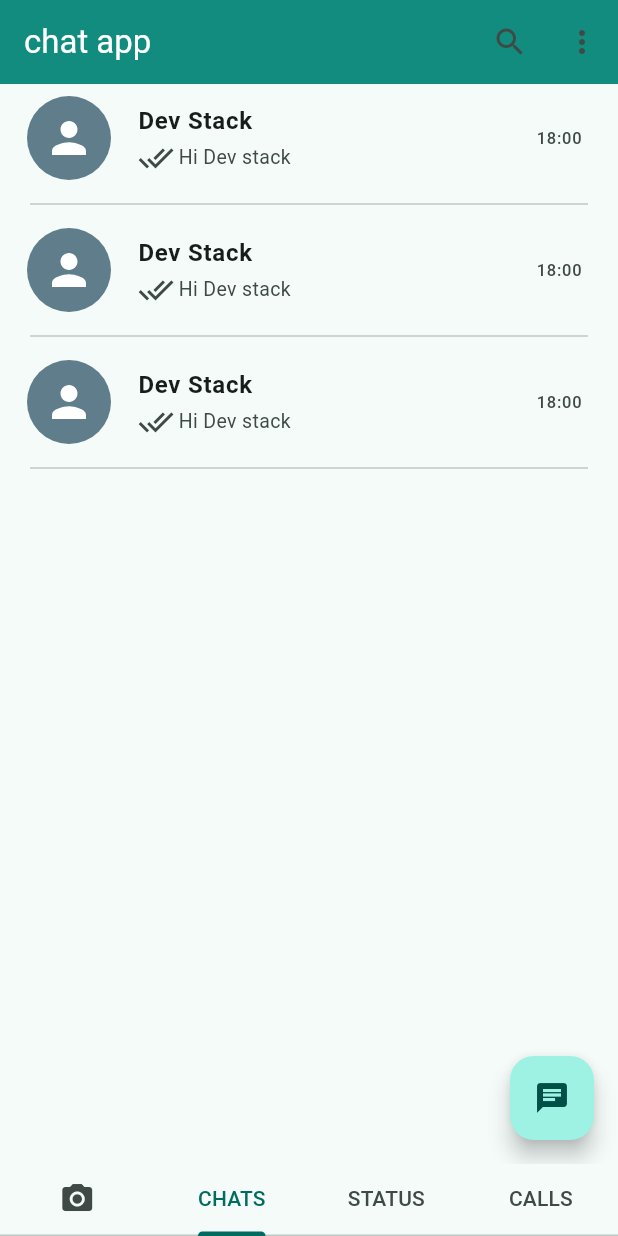
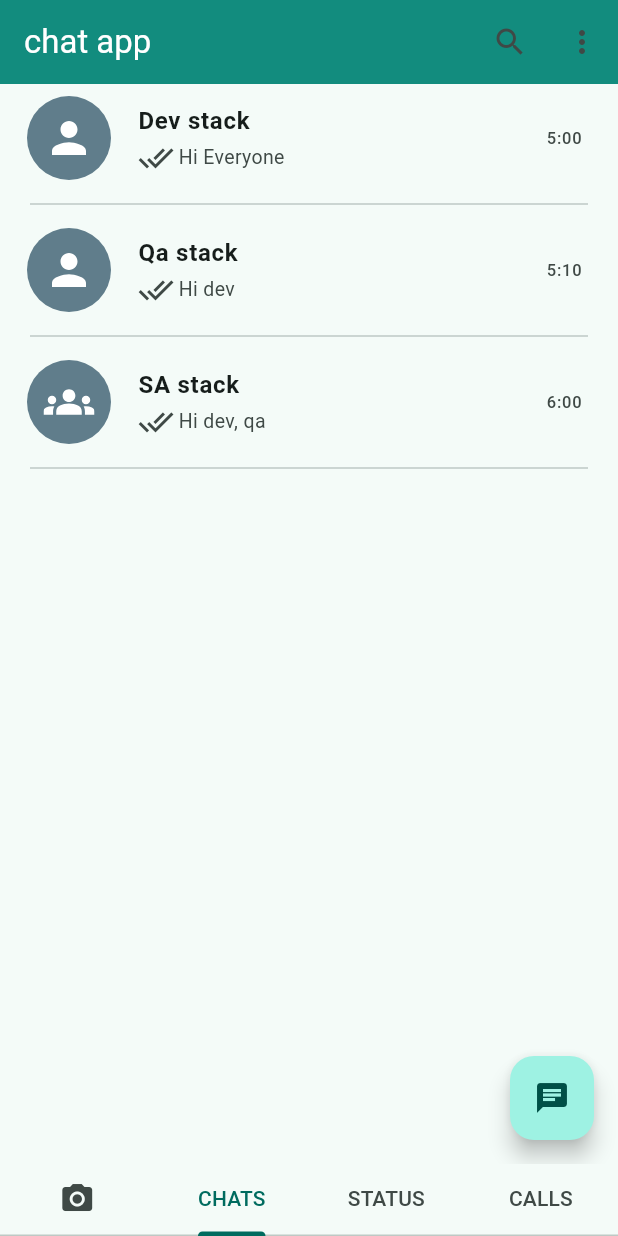
Before and after one commit to sing3demons/flutter_chat_app, a Flutter app: the screen it shows after launch, item 2 of the bottom bar chosen, on a phone screen of 412 x 824 dp. Run offline on Flutter 3.47's test engine with Material 2 defaults, Android fonts, the phone set to English and light mode, and no system bars; our stand-ins replace flutter_svg.

Commit message:
rename file name to follow the snake_case style.

```diff
--- a/lib/CustomUI/CustomCard.dart
+++ /dev/null
@@ -1,43 +0,0 @@
-import 'package:flutter/material.dart';
-import 'package:flutter_svg/flutter_svg.dart';
-
-class CustomCard extends StatelessWidget {
-  const CustomCard({Key? key}) : super(key: key);
-
-  @override
-  Widget build(BuildContext context) {
-    return InkWell(
-      onTap: () {
-        // Navigator.pushNamed(context, '/chat');
-      },
-      child: Column(
-        children: [
-          ListTile(
-            leading: CircleAvatar(
-                backgroundColor: Colors.blueGrey,
-                radius: 30,
-                child: SvgPicture.asset('assets/person.svg',
-                    colorFilter:
-                        const ColorFilter.mode(Colors.white, BlendMode.srcIn),
-                    height: 37,
-                    width: 34)),
-            trailing: const Text('18:00'),
-            title: const Text("Dev Stack",
-                style: TextStyle(fontSize: 16, fontWeight: FontWeight.bold)),
-            subtitle: const Row(
-              children: [
-                Icon(Icons.done_all),
-                SizedBox(width: 3),
-                Text('Hi Dev stack', style: TextStyle(fontSize: 13)),
-              ],
-            ),
-          ),
-          const Padding(
-            padding: EdgeInsets.only(left: 20, right: 20),
-            child: Divider(thickness: 1),
-          )
-        ],
-      ),
-    );
-  }
-}
--- a/lib/Pages/ChatPage.dart
+++ /dev/null
@@ -1,24 +0,0 @@
-import 'package:flutter/material.dart';
-import 'package:flutter_chat_app/CustomUI/CustomCard.dart';
-
-class ChatPage extends StatefulWidget {
-  ChatPage({Key? key}) : super(key: key);
-
-  @override
-  State<ChatPage> createState() => _ChatPageState();
-}
-
-class _ChatPageState extends State<ChatPage> {
-  @override
-  Widget build(BuildContext context) {
-    return Scaffold(
-      floatingActionButton:
-          FloatingActionButton(onPressed: () {}, child: const Icon(Icons.chat)),
-      body: ListView(children: const [
-        CustomCard(),
-        CustomCard(),
-        CustomCard(),
-      ]),
-    );
-  }
-}
--- /dev/null
+++ b/lib/custom_ui/custom_card.dart
@@ -0,0 +1,51 @@
+import 'package:flutter/material.dart';
+import 'package:flutter_chat_app/model/chat_model.dart';
+import 'package:flutter_chat_app/pages/individual_page.dart';
+import 'package:flutter_svg/flutter_svg.dart';
+
+class CustomCard extends StatelessWidget {
+  final ChatModel chatModel;
+  const CustomCard({Key? key, required this.chatModel}) : super(key: key);
+  @override
+  Widget build(BuildContext context) {
+    return InkWell(
+      onTap: () {
+        // Navigator.pushNamed(context, '/chat');
+        Navigator.push(context, MaterialPageRoute(builder: (context)=>IndividualPage()));
+      },
+      child: Column(
+        children: [
+          ListTile(
+            title: Text(chatModel.name,
+                style:
+                    const TextStyle(fontSize: 16, fontWeight: FontWeight.bold)),
+            leading: CircleAvatar(
+                backgroundColor: Colors.blueGrey,
+                radius: 30,
+                child: SvgPicture.asset(
+                    chatModel.isGroup
+                        ? 'assets/groups.svg'
+                        : 'assets/person.svg',
+                    colorFilter:
+                        const ColorFilter.mode(Colors.white, BlendMode.srcIn),
+                    height: 37,
+                    width: 34)),
+            trailing: Text(chatModel.time),
+            subtitle: Row(
+              children: [
+                const Icon(Icons.done_all),
+                const SizedBox(width: 3),
+                Text(chatModel.currentMessage,
+                    style: const TextStyle(fontSize: 13)),
+              ],
+            ),
+          ),
+          const Padding(
+            padding: EdgeInsets.only(left: 20, right: 20),
+            child: Divider(thickness: 1),
+          )
+        ],
+      ),
+    );
+  }
+}
--- a/lib/main.dart
+++ b/lib/main.dart
@@ -1,5 +1,5 @@
 import 'package:flutter/material.dart';
-import 'package:flutter_chat_app/Screens/HomeScreen.dart';
+import 'package:flutter_chat_app/screens/home_screen.dart';
 
 void main() {
   runApp(const MyApp());
@@ -15,13 +15,13 @@ class MyApp extends StatelessWidget {
       title: 'Chat App',
       theme: ThemeData(
         primaryColor: const Color(0xFF075E54),
-        secondaryHeaderColor: Color(0xFF128C7E),
+        secondaryHeaderColor: const Color(0xFF128C7E),
         colorScheme: ColorScheme.fromSeed(
-          seedColor: Color(0xFF128C7E),
+          seedColor: const Color(0xFF128C7E),
         ),
         useMaterial3: true,
       ),
-      home: HomeScreen(),
+      home: const HomeScreen(),
     );
   }
 }
--- /dev/null
+++ b/lib/model/chat_model.dart
@@ -0,0 +1,14 @@
+class ChatModel {
+  String name;
+  String icon;
+  bool isGroup;
+  String time;
+  String currentMessage;
+  ChatModel({
+    required this.name,
+    required this.icon,
+    required this.isGroup,
+    required this.time,
+    required this.currentMessage,
+  });
+}
--- /dev/null
+++ b/lib/pages/chat_page.dart
@@ -0,0 +1,43 @@
+import 'package:flutter/material.dart';
+import 'package:flutter_chat_app/custom_ui/custom_card.dart';
+import 'package:flutter_chat_app/model/chat_model.dart';
+
+class ChatPage extends StatefulWidget {
+  const ChatPage({Key? key}) : super(key: key);
+
+  @override
+  State<ChatPage> createState() => _ChatPageState();
+}
+
+class _ChatPageState extends State<ChatPage> {
+  List<ChatModel> chats = [
+    ChatModel(
+        name: 'Dev stack',
+        icon: 'person.svg',
+        isGroup: false,
+        time: '5:00',
+        currentMessage: 'Hi Everyone'),
+    ChatModel(
+        name: 'Qa stack',
+        icon: 'person.svg',
+        isGroup: false,
+        time: '5:10',
+        currentMessage: 'Hi dev'),
+    ChatModel(
+        name: 'SA stack',
+        icon: 'person.svg',
+        isGroup: true,
+        time: '6:00',
+        currentMessage: 'Hi dev, qa')
+  ];
+  @override
+  Widget build(BuildContext context) {
+    return Scaffold(
+      floatingActionButton:
+          FloatingActionButton(onPressed: () {}, child: const Icon(Icons.chat)),
+      body: ListView.builder(
+          itemCount: chats.length,
+          itemBuilder: (context, index) => CustomCard(chatModel: chats[index])),
+    );
+  }
+}
--- /dev/null
+++ b/lib/pages/individual_page.dart
@@ -0,0 +1,17 @@
+import 'package:flutter/material.dart';
+
+class IndividualPage extends StatefulWidget {
+  const IndividualPage({Key? key}) : super(key: key);
+
+  @override
+  State<IndividualPage> createState() => _IndividualPageState();
+}
+
+class _IndividualPageState extends State<IndividualPage> {
+  @override
+  Widget build(BuildContext context) {
+    return const Scaffold(
+      body: Text("dddd"),
+    );
+  }
+}
--- a/lib/Screens/HomeScreen.dart
+++ b/lib/screens/home_screen.dart
@@ -1,8 +1,8 @@
 import 'package:flutter/material.dart';
-import 'package:flutter_chat_app/Pages/ChatPage.dart';
+import 'package:flutter_chat_app/pages/chat_page.dart';
 
 class HomeScreen extends StatefulWidget {
-  HomeScreen({Key? key}) : super(key: key);
+  const HomeScreen({Key? key}) : super(key: key);
 
   @override
   State<HomeScreen> createState() => _HomeScreenState();
@@ -47,11 +47,11 @@ class _HomeScreenState extends State<HomeScreen>
         Tab(text: 'STATUS'),
         Tab(text: 'CALLS'),
       ]),
-      body: TabBarView(controller: _controller, children: [
-        const Text('camera'),
+      body: TabBarView(controller: _controller, children: const [
+        Text('camera'),
         ChatPage(),
-        const Text('Status'),
-        const Text('Calls'),
+        Text('Status'),
+        Text('Calls'),
       ]),
     );
   }
```
